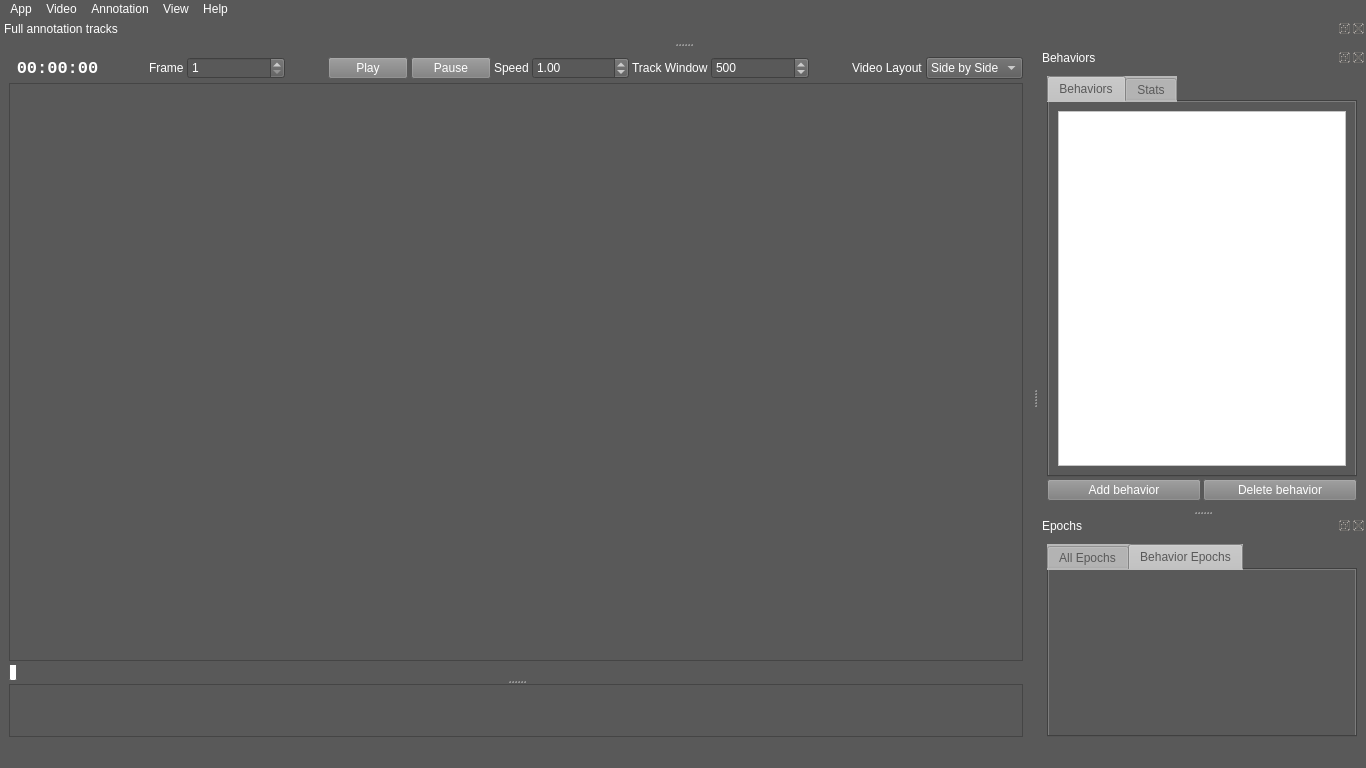
Before: the Qt Designer form bannotator/ui/mainwindow.ui in hsingchien/Bannotator, drawn with Qt 5.
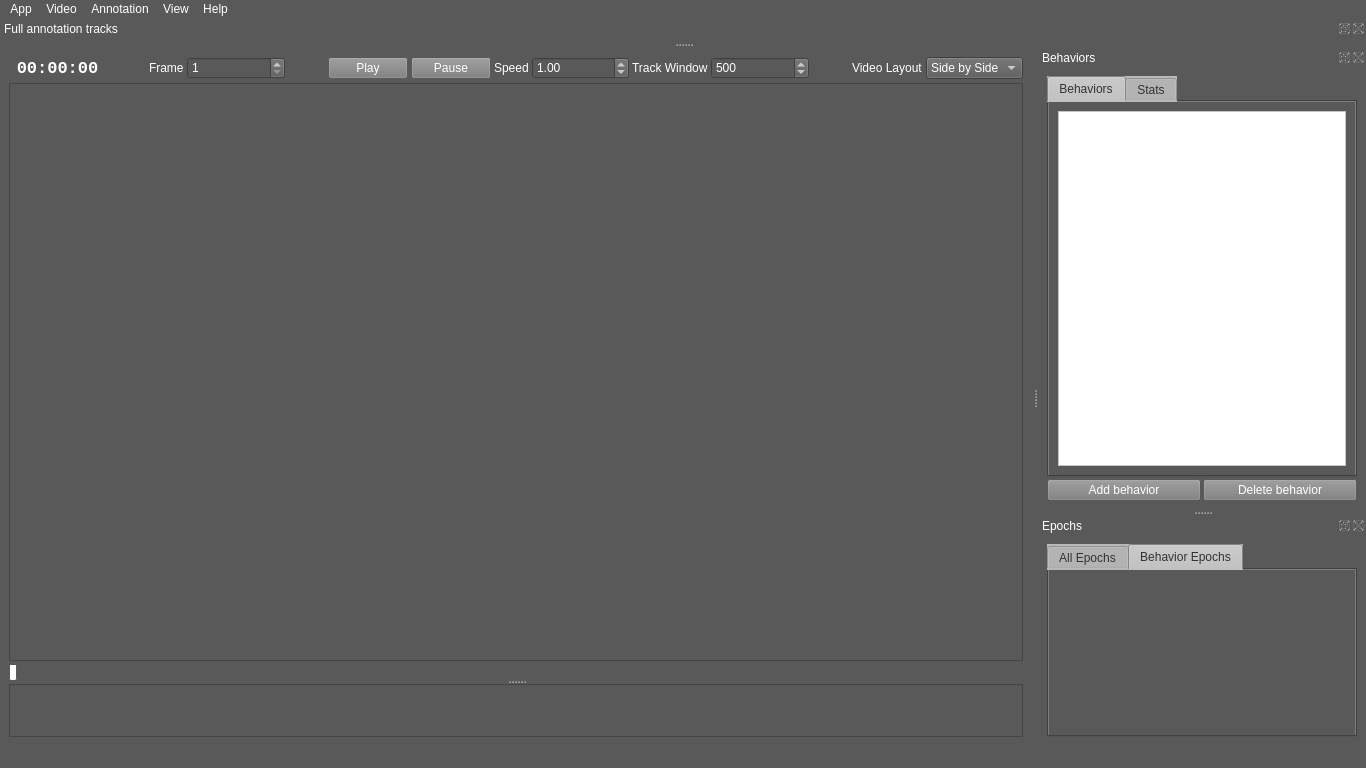
After: the same form once the commit is applied. Custom widgets are drawn as their Qt base class.

```diff
--- a/bannotator/ui/mainwindow.ui
+++ b/bannotator/ui/mainwindow.ui
@@ -16,7 +16,7 @@
   <property name="styleSheet">
    <string notr="true">QWidget { background-color: rgb(89, 89, 89); color: white }
 QPushButton{background-color: rgb(124, 124, 124)}
-QTabBar{background-color:rgb(184, 184, 184); color:rgb(89,89,89)}
+QTabBar{background-color:rgb(184, 184, 184); color:rgb(50,50,50)}
 QMenuBar::item:selected{background-color:rgb(140, 140, 140)}
 QMenu::item:selected{background-color:rgb(140, 140, 140)}
 QTableView{
```
Left out of the diff: 1 changed line with no effect on the pictures.
